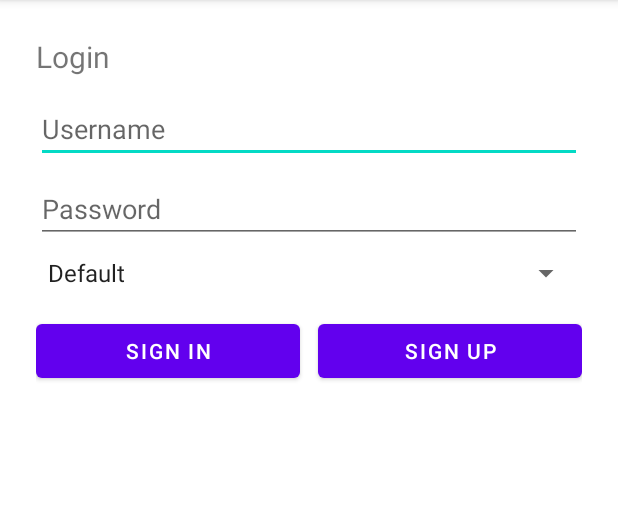
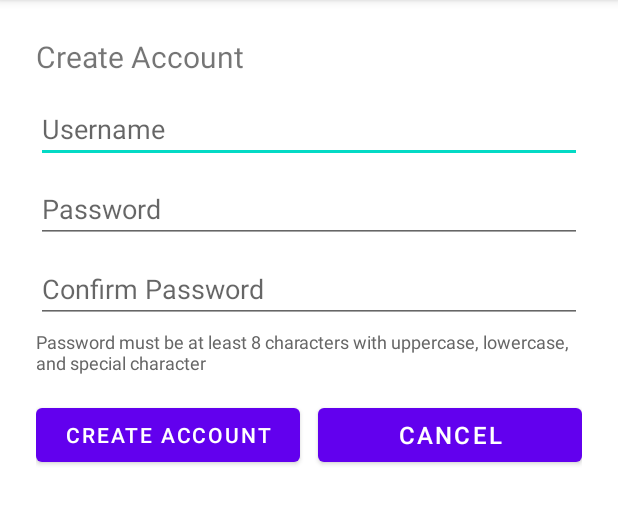
Before and after one commit to penguintron3000/Weather, an Android app: the screen it shows after launch (LoginActivity before the commit, RegisterActivity after it), after a tap on "SIGN UP", on a phone screen of 412 x 824 dp, the part 84-609 px from its top. Run offline under Robolectric (Android 15) with nearby library versions, the phone set to English and light mode, and no system bars; 2 other taps on this screen came first.

Commit message:
Added user singleton class + LoginActivity/RegisterActivity + login/register handlers

```diff
--- a/app/src/main/AndroidManifest.xml
+++ b/app/src/main/AndroidManifest.xml
@@ -24,6 +24,7 @@
         <activity
             android:name=".MainActivity"
             android:exported="true" />
+        <activity android:name=".RegisterActivity" android:exported="true" />
         <activity android:name=".DetailsActivity" android:exported="true"></activity>
         <provider
             android:name="edu.uiuc.cs427app.db.UserContentProvider"
--- /dev/null
+++ b/app/src/main/res/layout/activity_register.xml
@@ -0,0 +1,92 @@
+<?xml version="1.0" encoding="utf-8"?>
+<ScrollView xmlns:android="http://schemas.android.com/apk/res/android"
+    android:layout_width="match_parent"
+    android:layout_height="match_parent"
+    android:padding="24dp">
+
+    <LinearLayout
+        android:layout_width="match_parent"
+        android:layout_height="wrap_content"
+        android:orientation="vertical">
+
+        <TextView
+            android:id="@+id/registerTitle"
+            android:layout_width="match_parent"
+            android:layout_height="wrap_content"
+            android:text="Create Account"
+            android:textSize="20sp"
+            android:paddingBottom="12dp" />
+
+        <TextView
+            android:id="@+id/errorMessage"
+            android:layout_width="match_parent"
+            android:layout_height="wrap_content"
+            android:textColor="#FF0000"
+            android:textSize="14sp"
+            android:paddingBottom="8dp"
+            android:visibility="gone"
+            android:background="#FFEBEE"
+            android:padding="8dp"
+            android:layout_marginBottom="8dp" />
+
+        <EditText
+            android:id="@+id/inputUsername"
+            android:layout_width="match_parent"
+            android:layout_height="wrap_content"
+            android:hint="Username"
+            android:inputType="textPersonName" />
+
+        <EditText
+            android:id="@+id/inputPassword"
+            android:layout_width="match_parent"
+            android:layout_height="wrap_content"
+            android:hint="Password"
+            android:inputType="textPassword"
+            android:layout_marginTop="8dp" />
+
+        <EditText
+            android:id="@+id/inputConfirmPassword"
+            android:layout_width="match_parent"
+            android:layout_height="wrap_content"
+            android:hint="Confirm Password"
+            android:inputType="textPassword"
+            android:layout_marginTop="8dp" />
+
+        <TextView
+            android:layout_width="match_parent"
+            android:layout_height="wrap_content"
+            android:text="Password must be at least 8 characters with uppercase, lowercase, and special character"
+            android:textSize="12sp"
+            android:textColor="#666666"
+            android:layout_marginTop="4dp"
+            android:layout_marginBottom="16dp" />
+
+        <LinearLayout
+            android:layout_width="match_parent"
+            android:layout_height="wrap_content"
+            android:orientation="horizontal"
+            android:gravity="center_vertical">
+
+            <Button
+                android:id="@+id/buttonRegister"
+                android:layout_width="0dp"
+                android:layout_height="48dp"
+                android:layout_weight="1"
+                android:layout_marginEnd="6dp"
+                android:text="Create Account"
+                android:textSize="14sp"
+                android:paddingStart="4dp"
+                android:paddingEnd="4dp" />
+
+            <Button
+                android:id="@+id/buttonCancel"
+                android:layout_width="0dp"
+                android:layout_height="48dp"
+                android:layout_weight="1"
+                android:layout_marginStart="6dp"
+                android:text="Cancel"
+                android:textSize="16sp" />
+        </LinearLayout>
+
+    </LinearLayout>
+</ScrollView>
```
Also changed, not shown: app/src/main/java/edu/uiuc/cs427app/LoginActivity.java (+94 -7 lines), app/src/main/java/edu/uiuc/cs427app/MainActivity.java (+31 -6 lines), app/src/main/java/edu/uiuc/cs427app/PasswordHasher.java (added, +75 -0 lines), app/src/main/java/edu/uiuc/cs427app/RegisterActivity.java (added, +237 -0 lines), app/src/main/java/edu/uiuc/cs427app/User.java (added, +93 -0 lines), app/src/main/res/layout/activity_login.xml (+25 -5 lines).
